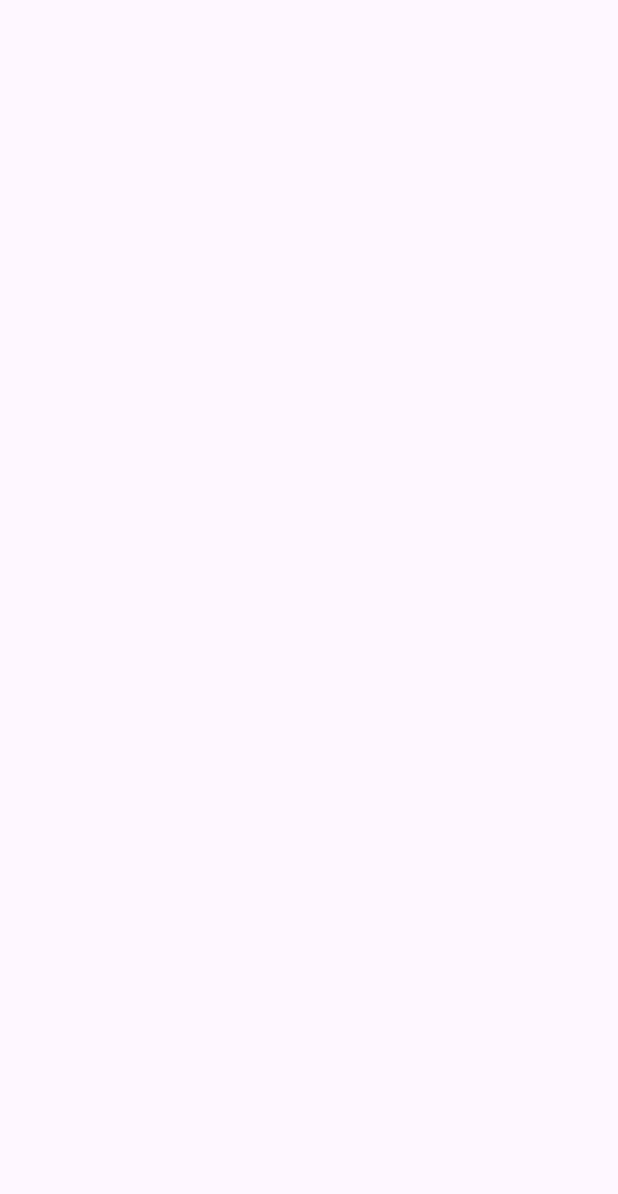
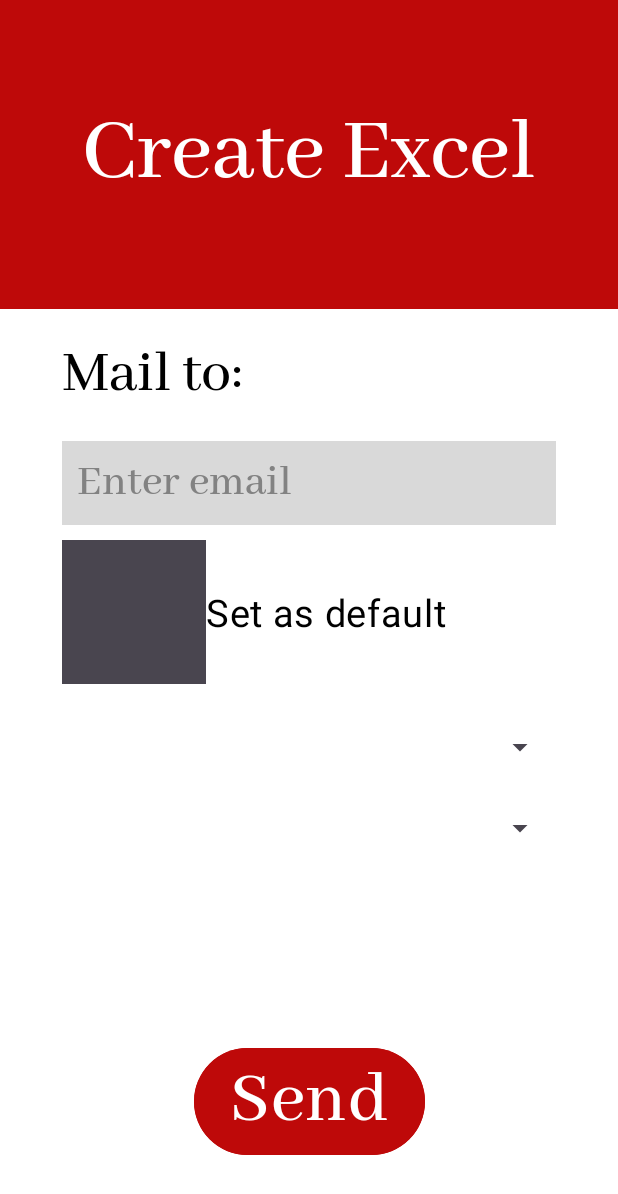
Before and after one commit to ArKiT17/Coursework_SmartMeter, an Android app: the ExportMailActivity screen opened directly, with no data from a screen before it, on a phone screen of 412 x 824 dp. Before the commit the part shown is empty. Shown: the top 1194 px of the screen. Run offline under Robolectric (Android 15) with nearby library versions, the phone set to English and light mode, and no system bars.

Commit message:
- змінений переклад деяких фраз - додана адаптивна сторінка оформлення Excel звіту

```diff
--- a/app/src/main/res/layout/activity_export_mail.xml
+++ b/app/src/main/res/layout/activity_export_mail.xml
@@ -5,6 +5,106 @@
     android:id="@+id/main"
     android:layout_width="match_parent"
     android:layout_height="match_parent"
+    android:background="@color/bg"
     tools:context=".activities.ExportMailActivity">
 
+    <RelativeLayout
+        android:id="@+id/topLayout"
+        android:layout_width="match_parent"
+        android:layout_height="0dp"
+        android:background="@color/bg_dark"
+        app:layout_constraintEnd_toEndOf="parent"
+        app:layout_constraintHeight_max="400dp"
+        app:layout_constraintHeight_percent="0.25"
+        app:layout_constraintStart_toStartOf="parent"
+        app:layout_constraintTop_toTopOf="parent">
+
+        <TextView
+            android:layout_width="wrap_content"
+            android:layout_height="wrap_content"
+            android:layout_centerHorizontal="true"
+            android:layout_centerVertical="true"
+            android:fontFamily="@font/abhayalibre_medium"
+            android:text="@string/title_excel"
+            android:textColor="@color/text_light"
+            android:textSize="60sp" />
+
+    </RelativeLayout>
+
+    <LinearLayout
+        android:id="@+id/layoutMainInfo"
+        android:layout_width="0dp"
+        android:layout_height="0dp"
+        android:layout_marginTop="20dp"
+        android:orientation="vertical"
+        app:layout_constraintWidth_max="500dp"
+        app:layout_constraintWidth_percent="0.8"
+        app:layout_constraintEnd_toEndOf="parent"
+        app:layout_constraintHeight_percent="0.5"
+        app:layout_constraintStart_toStartOf="parent"
+        app:layout_constraintTop_toBottomOf="@id/topLayout">
+
+        <TextView
+            android:id="@+id/titleMailTo"
+            android:layout_width="wrap_content"
+            android:layout_height="wrap_content"
+            android:layout_marginBottom="20dp"
+            android:fontFamily="@font/abhayalibre_medium"
+            android:text="@string/title_mail_to"
+            android:textColor="@color/text_dark"
+            android:textSize="40sp" />
+
+        <EditText
+            android:id="@+id/enterMail"
+            android:layout_width="match_parent"
+            android:layout_height="wrap_content"
+            android:layout_marginBottom="10dp"
+            android:background="@drawable/enter_style"
+            android:fontFamily="@font/abhayalibre_medium"
+            android:hint="@string/hint_mail"
+            android:inputType="textEmailAddress"
+            android:padding="10dp"
+            android:textColor="@color/text_dark"
+            android:textColorHint="@color/hint_grey"
+            android:textSize="30sp" />
+
+        <CheckBox
+            android:id="@+id/checkboxSetAsDefault"
+            android:layout_width="wrap_content"
+            android:layout_height="wrap_content"
+            android:layout_marginBottom="30dp"
+            android:button="@drawable/checkbox_style"
+            android:scrollbarSize="20dp"
+            android:text="@string/checkbox_set_as_default"
+            android:textColor="@color/text_dark"
+            android:textSize="25sp" />
+
+        <Spinner
+            android:id="@+id/monthsList"
+            android:layout_width="match_parent"
+            android:layout_height="wrap_content"
+            android:layout_marginBottom="30dp" />
+
+        <Spinner
+            android:id="@+id/yearsList"
+            android:layout_width="match_parent"
+            android:layout_height="wrap_content" />
+
+    </LinearLayout>
+
+    <Button
+        android:layout_width="wrap_content"
+        android:layout_height="wrap_content"
+        android:layout_below="@id/layoutMainInfo"
+        android:layout_marginBottom="50dp"
+        android:backgroundTint="@color/bg_dark"
+        android:fontFamily="@font/abhayalibre_medium"
+        android:onClick="sendClick"
+        android:text="@string/btn_send_mail"
+        android:textColor="@color/text_light"
+        android:textSize="50sp"
+        app:layout_constraintBottom_toBottomOf="parent"
+        app:layout_constraintEnd_toEndOf="parent"
+        app:layout_constraintStart_toStartOf="parent" />
+
 </androidx.constraintlayout.widget.ConstraintLayout>
--- a/app/src/main/res/values/strings.xml
+++ b/app/src/main/res/values/strings.xml
@@ -35,7 +35,7 @@
 
     <string name="title_review_values">Counter values</string>
 
-    <string name="title_excel" translatable="false">Excel</string>
+    <string name="title_excel">Create Excel</string>
     <string name="title_mail_to">Mail to:</string>
 
     <string name="title_editing_counter_data">Edit counter info</string>
```
Also changed, not shown: 2 other files.
